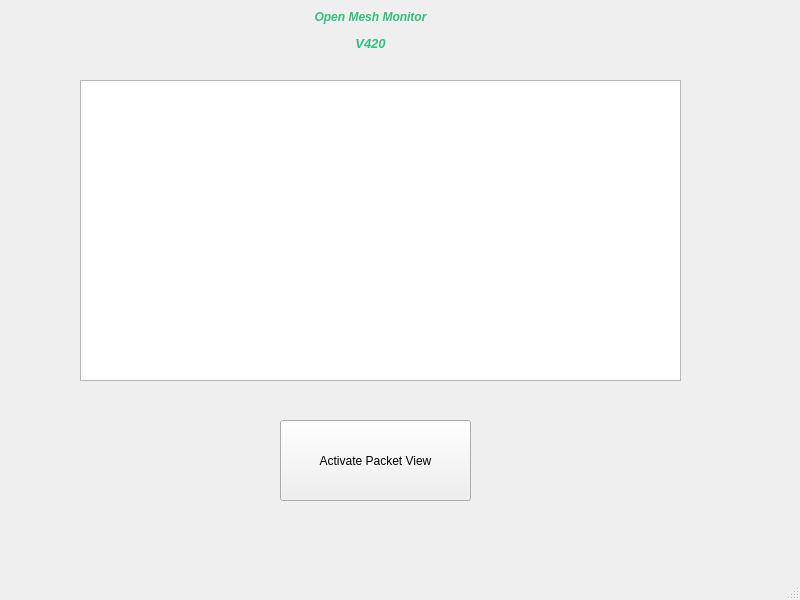
The window that gui/meshInterface/MainApp.ui (Dennis-Smith414/open-meshtastic-monitor) describes before a commit, drawn with Qt 5.
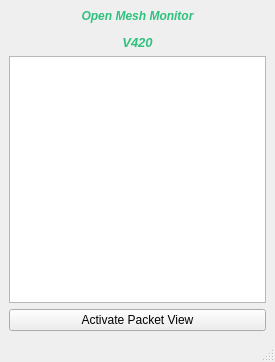
The same window after the commit.

Commit message: Ignore all the commented out code, better packet flow has been found. Stange issues with .ui files.

Diff of the .ui file:
```diff
--- a/gui/meshInterface/MainApp.ui
+++ b/gui/meshInterface/MainApp.ui
@@ -6,10 +6,16 @@
    <rect>
     <x>0</x>
     <y>0</y>
-    <width>800</width>
-    <height>600</height>
+    <width>275</width>
+    <height>362</height>
    </rect>
   </property>
+  <property name="sizePolicy">
+   <sizepolicy hsizetype="Expanding" vsizetype="Expanding">
+    <horstretch>0</horstretch>
+    <verstretch>0</verstretch>
+   </sizepolicy>
+  </property>
   <property name="windowTitle">
    <string>MainWindow</string>
   </property>
@@ -17,42 +23,38 @@
    <string>&lt;html&gt;&lt;head/&gt;&lt;body&gt;&lt;p align=&quot;center&quot;&gt;&lt;span style=&quot; font-weight:700; color:#2ec27e;&quot;&gt;Open Mesh Monitor&lt;br/&gt;&lt;/span&gt;&lt;span style=&quot; font-size:10pt; font-weight:700; font-style:italic; color:#2ec27e;&quot;&gt;V420&lt;/span&gt;&lt;/p&gt;&lt;/body&gt;&lt;/html&gt;</string>
   </property>
   <widget class="QWidget" name="centralwidget">
+   <layout class="QGridLayout" name="gridLayout">
+    <item row="0" column="0">
    <widget class="QLabel" name="label">
-    <property name="geometry">
-     <rect>
-      <x>180</x>
-      <y>0</y>
-      <width>381</width>
-      <height>61</height>
-     </rect>
-    </property>
     <property name="text">
      <string>&lt;html&gt;&lt;head/&gt;&lt;body&gt;&lt;p align=&quot;center&quot;&gt;&lt;span style=&quot; font-weight:700; font-style:italic; color:#2ec27e;&quot;&gt;Open Mesh Monitor&lt;/span&gt;&lt;/p&gt;&lt;p align=&quot;center&quot;&gt;&lt;span style=&quot; font-size:10pt; font-weight:700; font-style:italic; color:#2ec27e;&quot;&gt;V420&lt;/span&gt;&lt;/p&gt;&lt;/body&gt;&lt;/html&gt;</string>
     </property>
    </widget>
+    </item>
+    <item row="1" column="0">
+     <widget class="QPlainTextEdit" name="packet_view">
+      <property name="cursorWidth">
+       <number>0</number>
+      </property>
+     </widget>
+    </item>
+    <item row="2" column="0">
    <widget class="QPushButton" name="pushButton">
-    <property name="geometry">
-     <rect>
-      <x>280</x>
-      <y>420</y>
-      <width>191</width>
-      <height>81</height>
-     </rect>
+      <property name="sizePolicy">
+       <sizepolicy hsizetype="Preferred" vsizetype="Fixed">
+        <horstretch>0</horstretch>
+        <verstretch>0</verstretch>
+       </sizepolicy>
     </property>
     <property name="text">
      <string>Activate Packet View</string>
     </property>
    </widget>
-   <widget class="QPlainTextEdit" name="packet_view">
-    <property name="geometry">
-     <rect>
-      <x>80</x>
-      <y>80</y>
-      <width>601</width>
-      <height>301</height>
-     </rect>
-    </property>
-   </widget>
+    </item>
+   </layout>
+   <zorder>label</zorder>
+   <zorder>pushButton</zorder>
+   <zorder>packet_view</zorder>
   </widget>
   <widget class="QMenuBar" name="menubar">
    <property name="geometry">
```
Left out of the diff: 4 changed lines with no effect on the pictures. Lines whose indentation alone changed are shown as unchanged. The commit also changes 6 other files.
